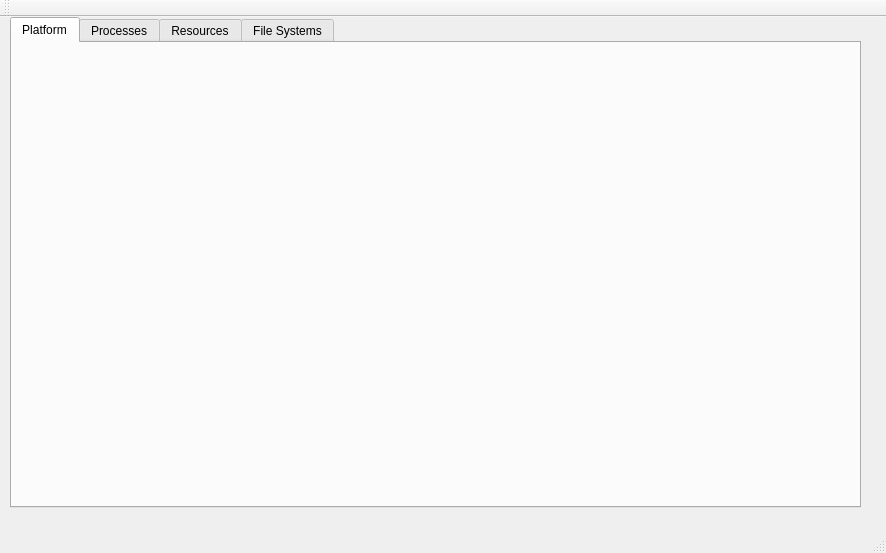
Qt form mainwindow.ui (stoic1979/QtSysMonitor) before a commit.
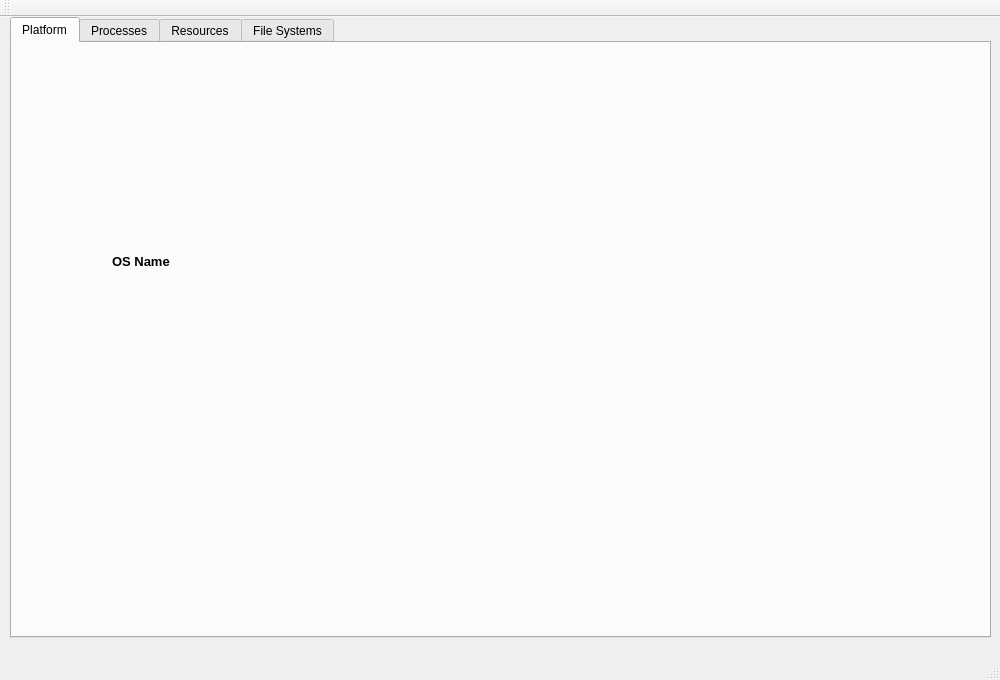
The same form after that commit.

Diff of the .ui file:
```diff
--- a/mainwindow.ui
+++ b/mainwindow.ui
@@ -6,8 +6,8 @@
    <rect>
     <x>0</x>
     <y>0</y>
-    <width>886</width>
-    <height>553</height>
+    <width>1000</width>
+    <height>680</height>
    </rect>
   </property>
   <property name="windowTitle">
@@ -19,8 +19,8 @@
      <rect>
       <x>10</x>
       <y>0</y>
-      <width>851</width>
-      <height>491</height>
+      <width>981</width>
+      <height>621</height>
      </rect>
     </property>
     <property name="currentIndex">
@@ -33,6 +33,39 @@
      <attribute name="toolTip">
       <string>Show information about OS etc..</string>
      </attribute>
+     <widget class="QLabel" name="lblOsIcon">
+      <property name="geometry">
+       <rect>
+        <x>70</x>
+        <y>50</y>
+        <width>140</width>
+        <height>140</height>
+       </rect>
+      </property>
+      <property name="text">
+       <string/>
+      </property>
+     </widget>
+     <widget class="QLabel" name="lblOsName">
+      <property name="geometry">
+       <rect>
+        <x>100</x>
+        <y>210</y>
+        <width>91</width>
+        <height>16</height>
+       </rect>
+      </property>
+      <property name="font">
+       <font>
+        <pointsize>10</pointsize>
+        <weight>75</weight>
+        <bold>true</bold>
+       </font>
+      </property>
+      <property name="text">
+       <string>OS Name</string>
+      </property>
+     </widget>
     </widget>
     <widget class="QWidget" name="tabProcesses">
      <attribute name="title">
```
Left out of the diff: 2 changed lines with no effect on the pictures.
